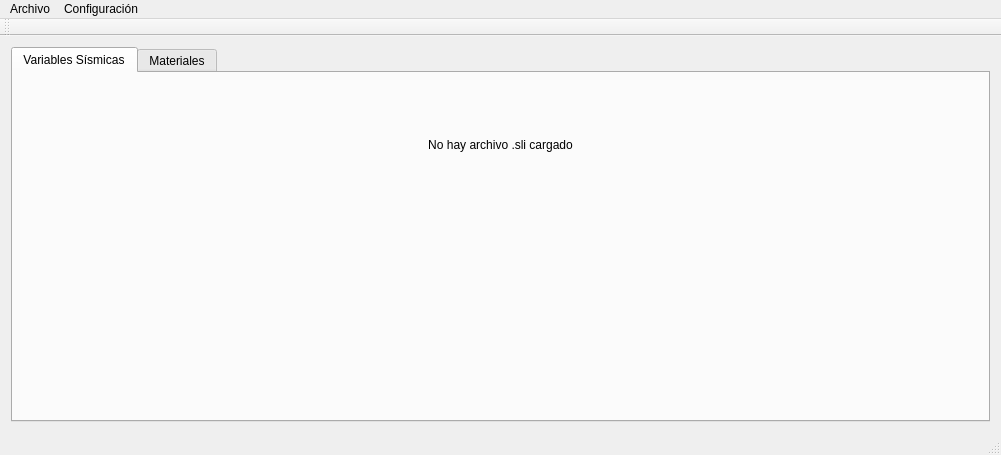
Qt form mainwindow.ui (conejoo/Escenarios) before a commit.
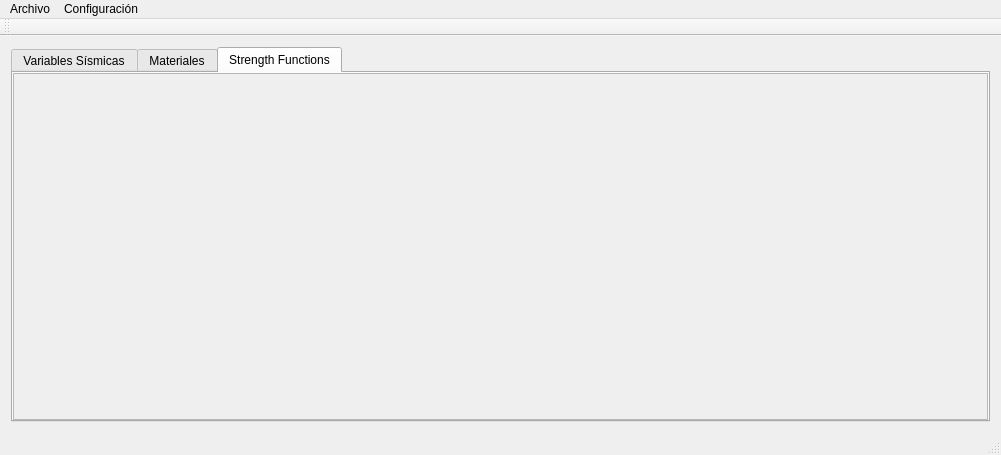
The same form after that commit. The open tabs and pages were chosen to show the change.

Commit message: Handle Strength functions2

Patch:
```diff
--- a/mainwindow.ui
+++ b/mainwindow.ui
@@ -162,6 +162,50 @@
         </item>
        </layout>
       </widget>
+      <widget class="QWidget" name="tab_strength_fn">
+       <attribute name="title">
+        <string>Strength Functions</string>
+       </attribute>
+       <layout class="QVBoxLayout" name="verticalLayout_8">
+        <property name="spacing">
+         <number>0</number>
+        </property>
+        <property name="leftMargin">
+         <number>0</number>
+        </property>
+        <property name="topMargin">
+         <number>0</number>
+        </property>
+        <property name="rightMargin">
+         <number>0</number>
+        </property>
+        <property name="bottomMargin">
+         <number>0</number>
+        </property>
+        <item>
+         <widget class="QScrollArea" name="strength_scroll">
+          <property name="widgetResizable">
+           <bool>true</bool>
+          </property>
+          <widget class="QWidget" name="scrollAreaWidgetContents_2">
+           <property name="geometry">
+            <rect>
+             <x>0</x>
+             <y>0</y>
+             <width>975</width>
+             <height>356</height>
+            </rect>
+           </property>
+           <layout class="QVBoxLayout" name="verticalLayoutStrengthFunctions">
+            <property name="spacing">
+             <number>6</number>
+            </property>
+           </layout>
+          </widget>
+         </widget>
+        </item>
+       </layout>
+      </widget>
      </widget>
     </item>
    </layout>
```
The commit also changes 35 other files.
